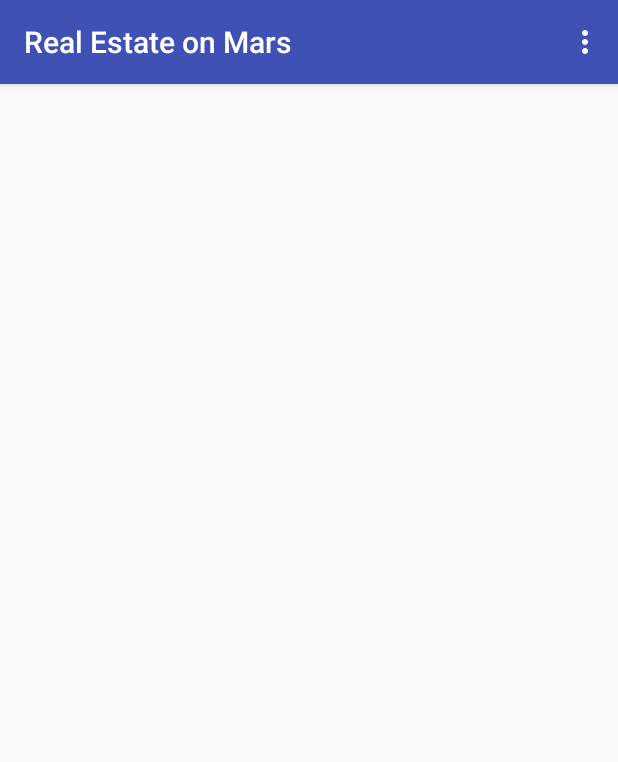
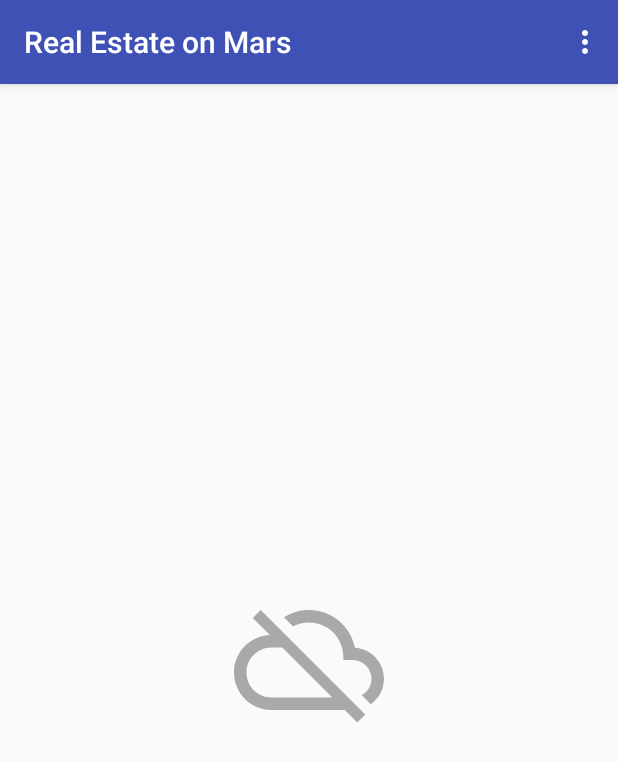
Before and after one commit to bschiranth/MarsRealEstate_Retrofit, an Android app: the screen it shows after launch (MainActivity), on a phone screen of 412 x 824 dp. Shown: the top 762 px of the screen. Run offline under Robolectric (Android 15) with nearby library versions, the phone set to English and light mode, and no system bars; our stand-ins replace data binding; pictures from the network do not load; 1 statement that could not run was skipped.

Commit message:
add loading status

```diff
--- a/app/src/main/java/com/example/android/marsrealestate/BindingAdapters.kt
+++ b/app/src/main/java/com/example/android/marsrealestate/BindingAdapters.kt
@@ -17,6 +17,7 @@
 
 package com.example.android.marsrealestate
 
+import android.view.View
 import android.widget.ImageView
 import androidx.core.net.toUri
 import androidx.databinding.BindingAdapter
@@ -24,6 +25,7 @@ import androidx.recyclerview.widget.RecyclerView
 import com.bumptech.glide.Glide
 import com.bumptech.glide.request.RequestOptions
 import com.example.android.marsrealestate.network.MarsProperty
+import com.example.android.marsrealestate.overview.MarsApiStatus
 import com.example.android.marsrealestate.overview.PhotoGridAdapter
 
 
@@ -46,3 +48,20 @@ fun bindRecyclerView(recyclerView: RecyclerView, data: List<MarsProperty>?) {
     val adapter = recyclerView.adapter as PhotoGridAdapter
     adapter.submitList(data)
 }
+
+@BindingAdapter("marsApiStatus")
+fun bindStatus(statusImageView: ImageView, status: MarsApiStatus?) {
+    when (status) {
+        MarsApiStatus.LOADING -> {
+            statusImageView.visibility = View.VISIBLE
+            statusImageView.setImageResource(R.drawable.loading_animation)
+        }
+        MarsApiStatus.ERROR -> {
+            statusImageView.visibility = View.VISIBLE
+            statusImageView.setImageResource(R.drawable.ic_connection_error)
+        }
+        MarsApiStatus.DONE -> {
+            statusImageView.visibility = View.GONE
+        }
+    }
+}
--- a/app/src/main/java/com/example/android/marsrealestate/overview/OverviewViewModel.kt
+++ b/app/src/main/java/com/example/android/marsrealestate/overview/OverviewViewModel.kt
@@ -24,16 +24,19 @@ import com.example.android.marsrealestate.network.MarsApi
 import com.example.android.marsrealestate.network.MarsProperty
 import kotlinx.coroutines.*
 
+
+enum class MarsApiStatus { LOADING, ERROR, DONE }
+
 /**
  * The [ViewModel] that is attached to the [OverviewFragment].
  */
 class OverviewViewModel : ViewModel() {
 
     // The internal MutableLiveData String that stores the status of the most recent request
-    private val _status = MutableLiveData<String>()
+    private val _status = MutableLiveData<MarsApiStatus>()
 
     // The external immutable LiveData for the request status String
-    val status: LiveData<String>
+    val status: LiveData<MarsApiStatus>
         get() = _status
 
     private val _properties = MutableLiveData<List<MarsProperty>>()
@@ -62,11 +65,13 @@ class OverviewViewModel : ViewModel() {
             //this is on main thread, but retrofit call is in bg thread
             val deferred: Deferred<List<MarsProperty>> = MarsApi.retrofitService.getMarsData()
             try {
+                _status.value = MarsApiStatus.LOADING
                 val result = deferred.await()
-                _status.value = "Result size is ${result.size}"
+                _status.value = MarsApiStatus.DONE
                 _properties.value = result
             } catch (e: Exception) {
-                _status.value = "Failure: ${e.message}"
+                _status.value = MarsApiStatus.ERROR
+                _properties.value = ArrayList()
             }
         }
 
--- a/app/src/main/res/layout/fragment_overview.xml
+++ b/app/src/main/res/layout/fragment_overview.xml
@@ -48,5 +48,15 @@
             tools:listitem="@layout/grid_view_item"
             listData="@{viewModel.properties}"/>
 
+        <ImageView
+            android:id="@+id/status_image"
+            android:layout_width="wrap_content"
+            android:layout_height="wrap_content"
+            app:layout_constraintBottom_toBottomOf="parent"
+            app:layout_constraintLeft_toLeftOf="parent"
+            app:layout_constraintRight_toRightOf="parent"
+            app:layout_constraintTop_toTopOf="parent"
+            app:marsApiStatus="@{viewModel.status}" />
+
     </androidx.constraintlayout.widget.ConstraintLayout>
 </layout>
```
